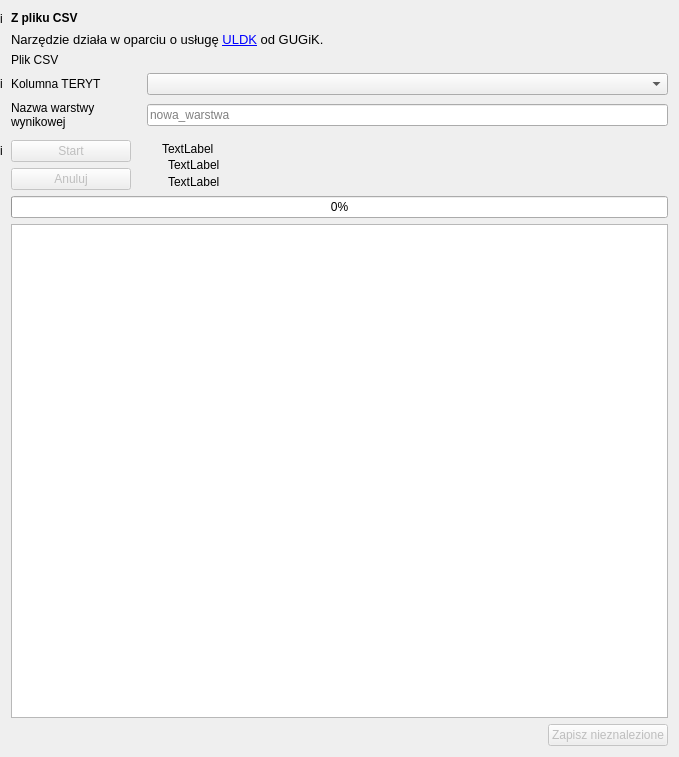
First picture: the form in gissupport_plugin/modules/uldk/modules/from_csv_file/main.ui, repository gis-support/gis-support-plugin, before the edit.
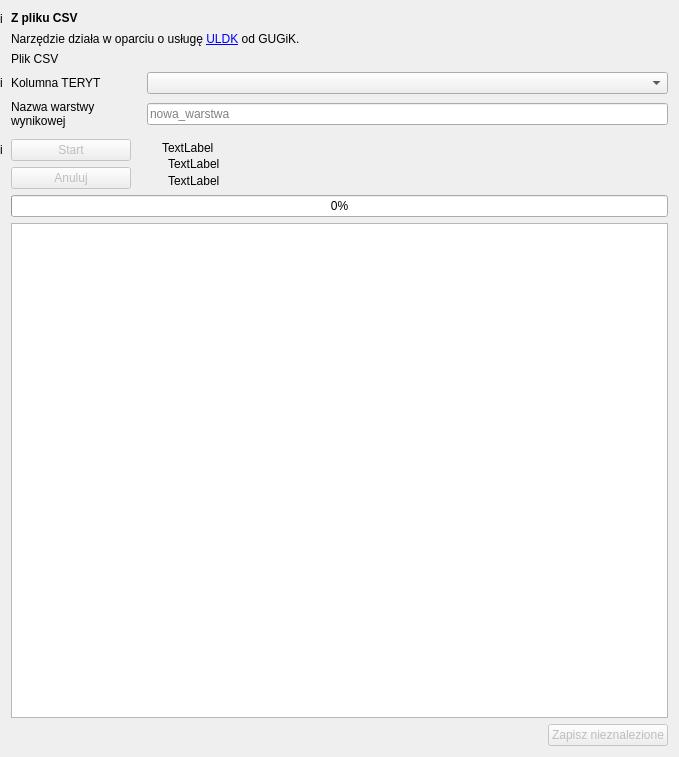
Second picture: the form after the edit. Custom widgets are drawn as their Qt base class.

```diff
--- a/gissupport_plugin/modules/uldk/modules/from_csv_file/main.ui
+++ b/gissupport_plugin/modules/uldk/modules/from_csv_file/main.ui
@@ -288,7 +288,7 @@
      <item row="1" column="1" colspan="3">
       <widget class="QLabel" name="infoLabel">
        <property name="text">
-        <string>&lt;html&gt;&lt;head/&gt;&lt;body&gt;&lt;p&gt;&lt;span style=&quot; font-size:10pt;&quot;&gt;Narzędzie działa w oparciu o usługę &lt;a href=&quot;https://uldk.gugik.gov.pl/opis.html&quot;&gt;&lt;span style=&quot; text-decoration: underline; color:#0000ff;&quot;&gt;ULDK&lt;/span&gt;&lt;/a&gt; od GUGiK.&lt;/span&gt;&lt;/p&gt;&lt;/body&gt;&lt;/html&gt;</string>
+        <string>&lt;html&gt;&lt;head/&gt;&lt;body&gt;&lt;p&gt;Narzędzie działa w oparciu o usługę &lt;a href=&quot;https://uldk.gugik.gov.pl/opis.html&quot;&gt;&lt;span style=&quot; text-decoration: underline; color:#0000ff;&quot;&gt;ULDK&lt;/span&gt;&lt;/a&gt; od GUGiK.&lt;/p&gt;&lt;/body&gt;&lt;/html&gt;</string>
        </property>
        <property name="textFormat">
         <enum>Qt::RichText</enum>
```
